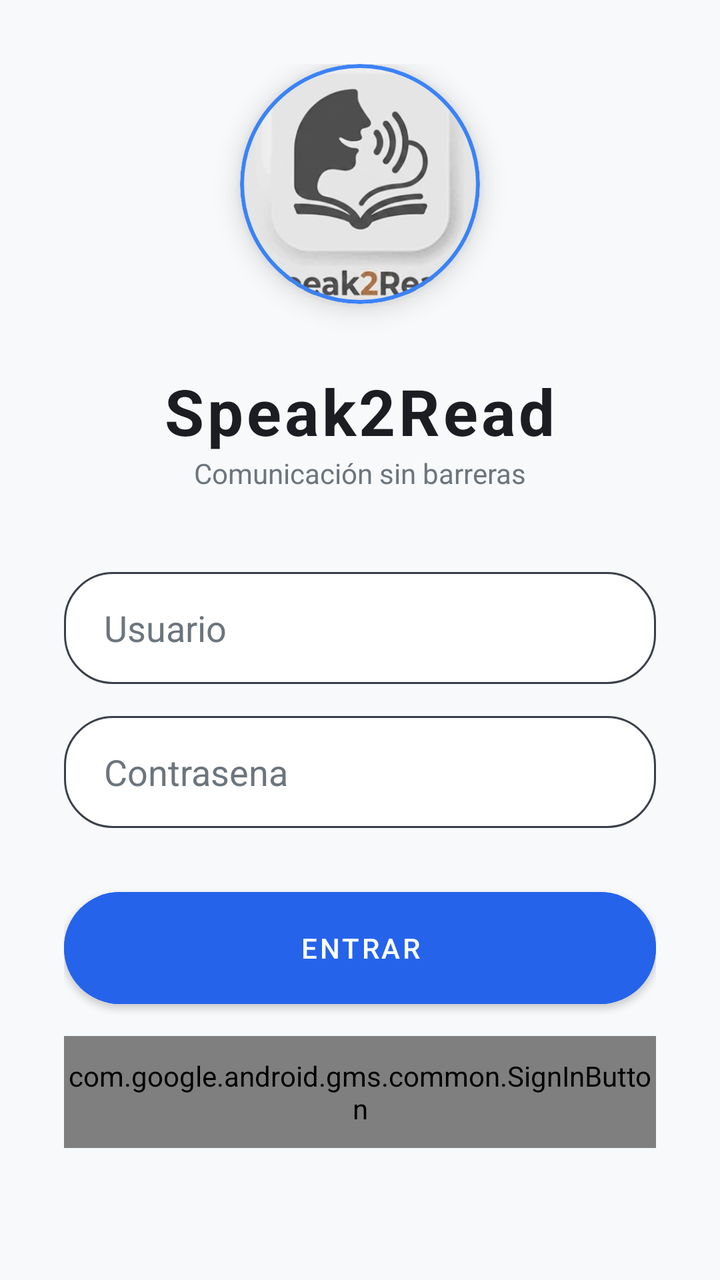
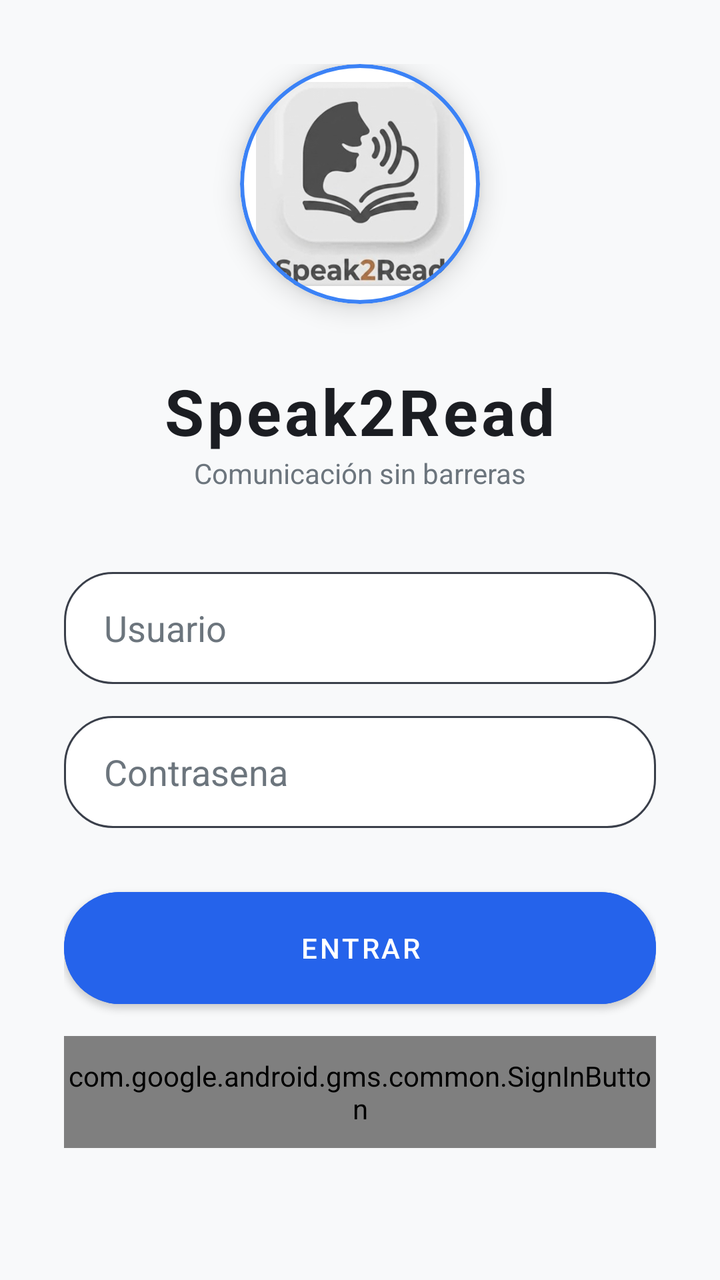

Screens rendered from an Android XML layout before and after an edit, with the pre-edit source and the edit as a unified diff.
<!-- AndroidManifest.xml: activity theme Theme.Speak2Read -->
<!-- res/layout/activity_login.xml -->
<?xml version="1.0" encoding="utf-8"?>
<LinearLayout xmlns:android="http://schemas.android.com/apk/res/android"
    xmlns:app="http://schemas.android.com/apk/res-auto"
    android:layout_width="match_parent"
    android:layout_height="match_parent"
    android:background="@color/s2r_background"
    android:gravity="center"
    android:orientation="vertical"
    android:padding="32dp">

    
    <com.google.android.material.card.MaterialCardView
        android:layout_width="120dp"
        android:layout_height="120dp"
        android:layout_marginBottom="32dp"
        app:cardCornerRadius="60dp"
        app:cardElevation="8dp"
        app:strokeColor="@color/s2r_accent"
        app:strokeWidth="2dp">

        <ImageView
            android:id="@+id/ivLogo"
            android:layout_width="match_parent"
            android:layout_height="match_parent"
            android:scaleType="centerInside"
            android:src="@drawable/logo_speak2read"
            android:contentDescription="@string/login_logo_desc" />
    </com.google.android.material.card.MaterialCardView>

    <TextView
        android:id="@+id/tvTitle"
        android:layout_width="wrap_content"
        android:layout_height="wrap_content"
        android:text="@string/app_name"
        android:textColor="@color/s2r_text_primary"
        android:textSize="32sp"
        android:textStyle="bold"
        android:letterSpacing="0.05"/>

    <TextView
        android:layout_width="wrap_content"
        android:layout_height="wrap_content"
        android:layout_marginBottom="40dp"
        android:text="@string/slogan_login"
        android:textColor="@color/s2r_text_secondary"
        android:textSize="14sp" />

    <EditText
        android:id="@+id/etUsername"
        android:layout_width="match_parent"
        android:layout_height="56dp"
        android:background="@drawable/bg_input_container"
        android:hint="@string/login_username_hint"
        android:inputType="text"
        android:paddingHorizontal="20dp"
        android:textColor="@color/s2r_text_primary"
        android:textColorHint="@color/s2r_text_secondary" />

    <EditText
        android:id="@+id/etPassword"
        android:layout_width="match_parent"
        android:layout_height="56dp"
        android:layout_marginTop="16dp"
        android:background="@drawable/bg_input_container"
        android:hint="@string/login_password_hint"
        android:inputType="textPassword"
        android:paddingHorizontal="20dp"
        android:textColor="@color/s2r_text_primary"
        android:textColorHint="@color/s2r_text_secondary" />

    <com.google.android.material.button.MaterialButton
        android:id="@+id/btnLogin"
        android:layout_width="match_parent"
        android:layout_height="56dp"
        android:layout_marginTop="32dp"
        android:text="@string/login_btn_entrar"
        app:cornerRadius="28dp"
        android:backgroundTint="@color/s2r_bubble_usuario"
        android:insetTop="0dp"
        android:insetBottom="0dp" />

    <com.google.android.gms.common.SignInButton
        android:id="@+id/btnGoogleLogin"
        android:layout_width="match_parent"
        android:layout_height="56dp"
        android:layout_marginTop="16dp" />

    <com.google.android.material.button.MaterialButton
        android:id="@+id/btnRegister"
        style="@style/Widget.MaterialComponents.Button.TextButton"
        android:layout_width="wrap_content"
        android:layout_height="wrap_content"
        android:layout_marginTop="16dp"
        android:text="@string/login_btn_register"
        android:textColor="@color/s2r_accent" />

</LinearLayout>
<!-- resources referenced by this layout -->
<resources>
  <color name="s2r_accent">#3B82F6</color>
  <color name="s2r_background">#F8F9FA</color>
  <color name="s2r_bubble_usuario">#2563EB</color>
  <color name="s2r_text_primary">#1B1D22</color>
  <color name="s2r_text_secondary">#6C757D</color>
  <!-- drawable bg_input_container (drawable) -->
  <?xml version="1.0" encoding="utf-8"?>
  <shape xmlns:android="http://schemas.android.com/apk/res/android">
      <solid android:color="@color/s2r_surface"/>
      <corners android:radius="24dp"/>
      <stroke
          android:width="1dp"
          android:color="#3A3F4A"/>
  </shape>
  <!-- drawable logo_speak2read: jpeg bitmap (drawable, 18223 bytes) -->
  <string name="app_name">Speak2Read</string>
  <string name="login_btn_entrar">Entrar</string>
  <string name="login_btn_register">Registrarse</string>
  <string name="login_logo_desc">Logo de Speak2Read</string>
  <string name="login_password_hint">Contrasena</string>
  <string name="login_username_hint">Usuario</string>
  <string name="slogan_login">Comunicación sin barreras</string>
  <style name="Theme.Speak2Read" parent="Theme.MaterialComponents.DayNight.NoActionBar">
          <item name="colorPrimary">@color/s2r_bubble_usuario</item>
          <item name="colorPrimaryVariant">@color/s2r_bubble_usuario</item>
          <item name="colorOnPrimary">@color/white</item>
          <item name="android:windowBackground">@color/s2r_background</item>
          <item name="android:colorBackground">@color/s2r_background</item>
          <item name="android:textColorPrimary">@color/s2r_text_primary</item>
          <item name="android:textColor">@color/s2r_text_primary</item>
      </style>
  <color name="s2r_surface">#FFFFFF</color>
  <color name="white">#FFFFFFFF</color>
</resources>

<!-- the commit's change to res/layout/activity_login.xml (unified diff, before → after) -->
@@ -22,9 +22,10 @@
             android:id="@+id/ivLogo"
             android:layout_width="match_parent"
             android:layout_height="match_parent"
-            android:scaleType="centerInside"
+            android:scaleType="fitCenter"
             android:src="@drawable/logo_speak2read"
-            android:contentDescription="@string/login_logo_desc" />
+            android:contentDescription="@string/login_logo_desc"
+            android:padding="8dp" />
     </com.google.android.material.card.MaterialCardView>
 
     <TextView
